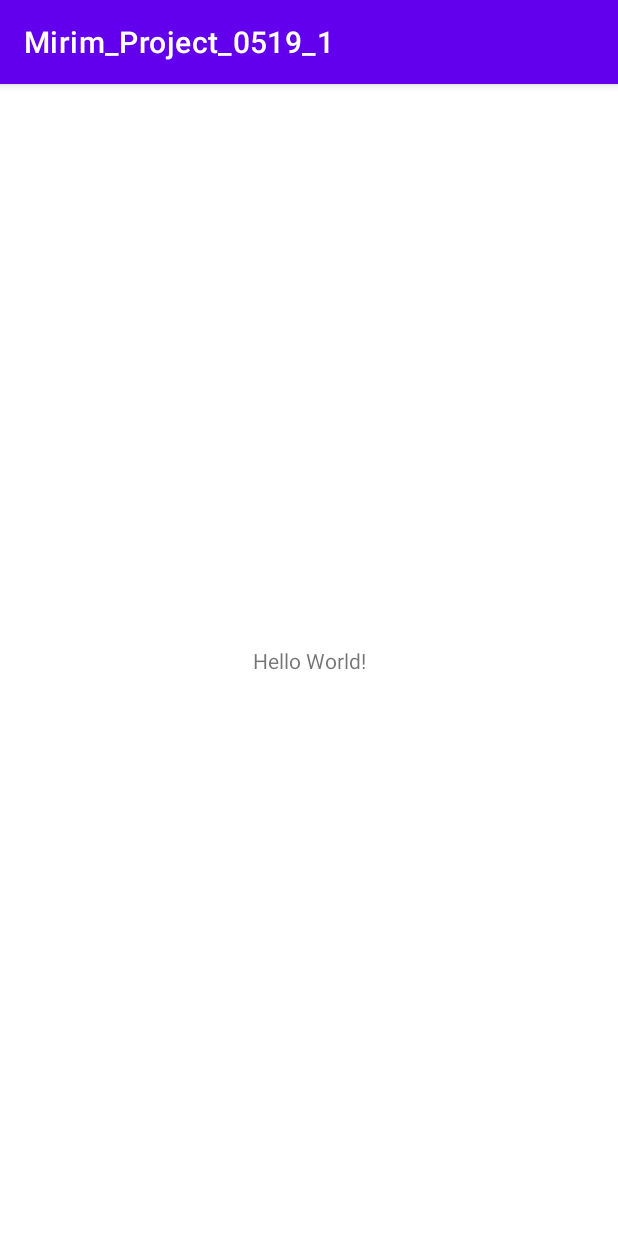
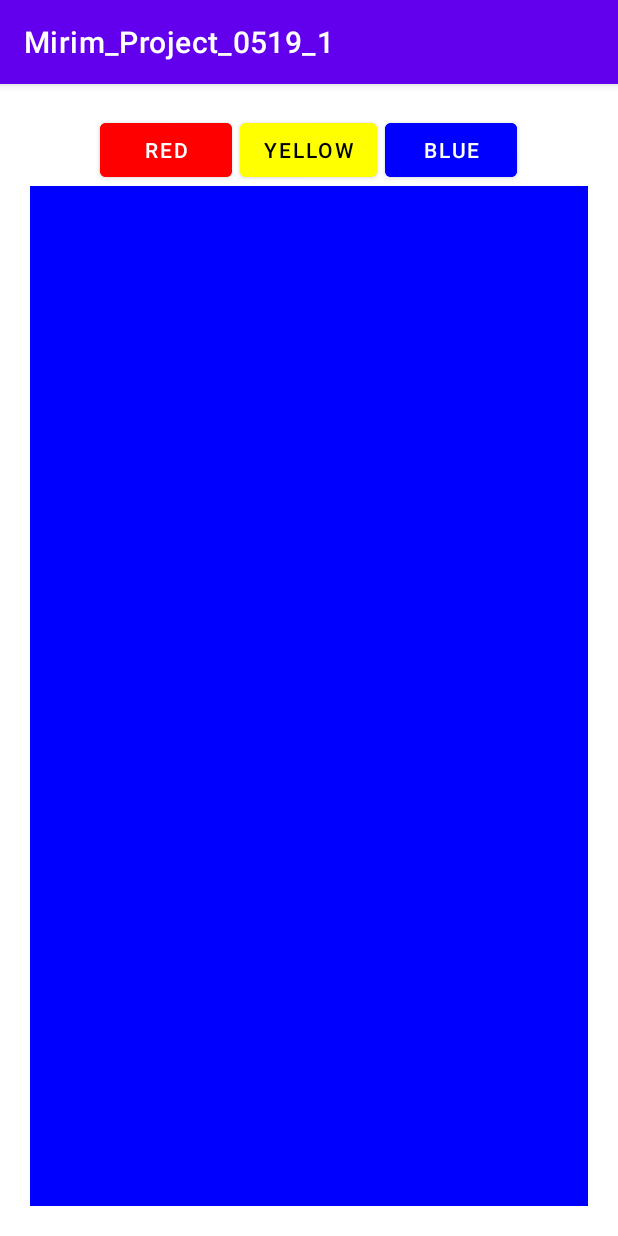
Before and after one commit to jihye1012/Mirim_Project_0519_1, an Android app: the screen it shows after launch (MainActivity), on a phone screen of 412 x 824 dp. Run offline under Robolectric (Android 15) with nearby library versions, the phone set to English and light mode, and no system bars.

Commit message:
activity_main.xml완성

```diff
--- a/app/src/main/res/layout/activity_main.xml
+++ b/app/src/main/res/layout/activity_main.xml
@@ -1,18 +1,74 @@
 <?xml version="1.0" encoding="utf-8"?>
-<androidx.constraintlayout.widget.ConstraintLayout xmlns:android="http://schemas.android.com/apk/res/android"
+<LinearLayout xmlns:android="http://schemas.android.com/apk/res/android"
     xmlns:app="http://schemas.android.com/apk/res-auto"
     xmlns:tools="http://schemas.android.com/tools"
     android:layout_width="match_parent"
     android:layout_height="match_parent"
+    android:orientation="vertical"
+    android:padding="20dp"
     tools:context=".MainActivity">
+    <LinearLayout
+        android:layout_width="match_parent"
+        android:layout_height="wrap_content"
+        android:gravity="center_horizontal"
+        android:orientation="horizontal">
 
-    <TextView
-        android:layout_width="wrap_content"
-        android:layout_height="wrap_content"
-        android:text="Hello World!"
-        app:layout_constraintBottom_toBottomOf="parent"
-        app:layout_constraintLeft_toLeftOf="parent"
-        app:layout_constraintRight_toRightOf="parent"
-        app:layout_constraintTop_toTopOf="parent" />
+        <Button
+            android:id="@+id/btn_red"
+            android:layout_width="wrap_content"
+            android:layout_height="wrap_content"
+            android:backgroundTint="#ff0000"
+            android:layout_marginRight="5dp"
+            android:text="Red"/>
 
-</androidx.constraintlayout.widget.ConstraintLayout>
+        <Button
+            android:id="@+id/btn_yellow"
+            android:layout_width="wrap_content"
+            android:layout_height="wrap_content"
+            android:backgroundTint="#ffff00"
+            android:textColor="@color/black"
+            android:layout_marginRight="5dp"
+            android:text="Yellow"/>
+
+        <Button
+            android:id="@+id/btn_blue"
+            android:layout_width="wrap_content"
+            android:layout_height="wrap_content"
+            android:backgroundTint="#0000ff"
+            android:text="Blue"/>
+
+    </LinearLayout>
+    <FrameLayout
+        android:layout_width="match_parent"
+        android:layout_height="match_parent"
+        android:background="@color/black">
+        <LinearLayout
+            android:id="@+id/linear_red"
+            android:layout_width="match_parent"
+            android:layout_height="match_parent"
+            android:background="#ff0000"
+            android:orientation="vertical">
+
+        </LinearLayout>
+
+        <LinearLayout
+            android:id="@+id/linear_yellow"
+            android:layout_width="match_parent"
+            android:layout_height="match_parent"
+            android:background="#ffff00"
+            android:orientation="vertical">
+
+        </LinearLayout>
+
+        <LinearLayout
+            android:id="@+id/linear_blue"
+            android:layout_width="match_parent"
+            android:layout_height="match_parent"
+            android:background="#0000ff"
+            android:orientation="vertical">
+
+        </LinearLayout>
+    </FrameLayout>
+
+
+</LinearLayout>
```
